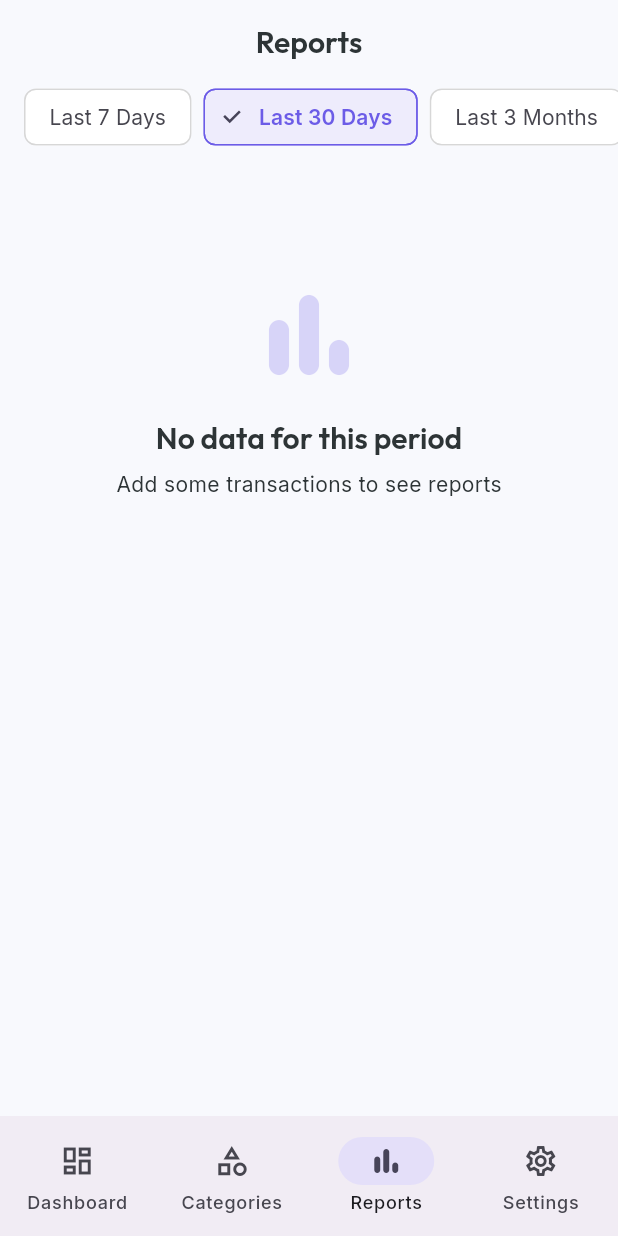
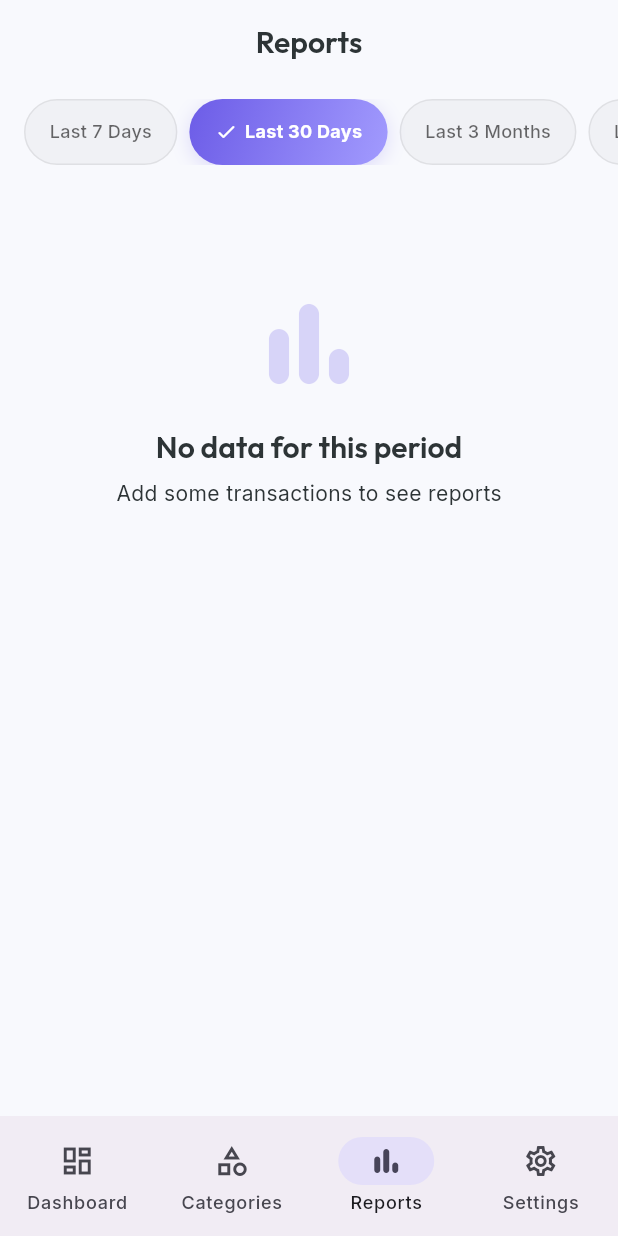
Before and after one commit to devnexorhub/se_manager, a Flutter app: the ReportsScreen screen opened by its route, on a phone screen of 412 x 824 dp. Run offline on Flutter 3.47's test engine with Material 3 defaults, Android fonts, the phone set to English and light mode, and no system bars; our stand-ins replace csv, drift, file_picker, fl_chart, flutter_riverpod, go_router and 3 more; accounts and stored records are empty; generated files the repository leaves out were written again.

Commit message:
feat: implement ReportsScreen with interactive charts and data filtering by period and category

```diff
--- a/lib/features/reports/reports_screen.dart
+++ b/lib/features/reports/reports_screen.dart
@@ -63,9 +63,9 @@ class _ReportsScreenState extends ConsumerState<ReportsScreen> {
                   data: (categories) {
                     if (categories.isEmpty) return const SizedBox.shrink();
                     return Padding(
-                      padding: const EdgeInsets.fromLTRB(16, 8, 16, 0),
+                      padding: const EdgeInsets.fromLTRB(16, 12, 16, 0),
                       child: SizedBox(
-                        height: 40,
+                        height: 42,
                         child: ListView(
                           scrollDirection: Axis.horizontal,
                           children: [
@@ -96,12 +96,14 @@ class _ReportsScreenState extends ConsumerState<ReportsScreen> {
                   error: (_, _) => const SizedBox.shrink(),
                 ),
 
+                const SizedBox(height: 10),
+
                 // ── Period Selector ──────────────────────────────
                 _PeriodSelector(
                   selected: _period,
                   onChanged: (p) => setState(() => _period = p),
                 ),
-                const SizedBox(height: 8),
+                const SizedBox(height: 4),
 
                 if (transactions.isEmpty) ...[
                   _buildEmpty(context),
@@ -181,25 +183,61 @@ class _CategoryChip extends StatelessWidget {
 
   @override
   Widget build(BuildContext context) {
+    final theme = Theme.of(context);
+    final isDark = theme.brightness == Brightness.dark;
     final c = color ?? AppColors.primary;
+
     return GestureDetector(
       onTap: onTap,
       child: AnimatedContainer(
-        duration: const Duration(milliseconds: 200),
-        padding: const EdgeInsets.symmetric(horizontal: 14, vertical: 8),
+        duration: const Duration(milliseconds: 250),
+        curve: Curves.easeOut,
+        alignment: Alignment.center,
+        padding: const EdgeInsets.symmetric(horizontal: 16),
         decoration: BoxDecoration(
-          color: selected ? c.withAlpha(30) : Colors.transparent,
-          borderRadius: BorderRadius.circular(20),
+          gradient: selected
+              ? LinearGradient(
+                  colors: [c, c.withAlpha(180)],
+                  begin: Alignment.topLeft,
+                  end: Alignment.bottomRight,
+                )
+              : null,
+          color: selected
+              ? null
+              : (isDark
+                  ? Colors.white.withAlpha(8)
+                  : Colors.black.withAlpha(8)),
+          borderRadius: BorderRadius.circular(24),
           border: Border.all(
-            color: selected ? c : Colors.grey.withAlpha(60),
+            color: selected
+                ? Colors.transparent
+                : (isDark
+                    ? Colors.white.withAlpha(25)
+                    : Colors.black.withAlpha(18)),
+            width: 1,
           ),
+          boxShadow: selected
+              ? [
+                  BoxShadow(
+                    color: c.withAlpha(60),
+                    blurRadius: 10,
+                    offset: const Offset(0, 3),
+                  ),
+                ]
+              : [],
         ),
         child: Text(
           label,
-          style: Theme.of(context).textTheme.labelMedium?.copyWith(
-                color: selected ? c : null,
-                fontWeight: selected ? FontWeight.w600 : FontWeight.w400,
-              ),
+          style: theme.textTheme.labelMedium?.copyWith(
+            color: selected
+                ? Colors.white
+                : (isDark
+                    ? Colors.white.withAlpha(180)
+                    : Colors.black.withAlpha(150)),
+            fontWeight: selected ? FontWeight.w700 : FontWeight.w500,
+            letterSpacing: 0.2,
+            height: 1.0,
+          ),
         ),
       ),
     );
@@ -240,6 +278,9 @@ class _PeriodSelector extends StatelessWidget {
 
   @override
   Widget build(BuildContext context) {
+    final theme = Theme.of(context);
+    final isDark = theme.brightness == Brightness.dark;
+
     return SizedBox(
       height: 44,
       child: ListView.separated(
@@ -250,17 +291,70 @@ class _PeriodSelector extends StatelessWidget {
         itemBuilder: (context, index) {
           final period = FilterPeriod.values[index];
           final isSelected = period == selected;
-          return ChoiceChip(
-            label: Text(period.label),
-            selected: isSelected,
-            onSelected: (_) => onChanged(period),
-            selectedColor: AppColors.primary.withAlpha(30),
-            labelStyle: TextStyle(
-              color: isSelected ? AppColors.primary : null,
-              fontWeight: isSelected ? FontWeight.w600 : FontWeight.w400,
-            ),
-            side: BorderSide(
-              color: isSelected ? AppColors.primary : Colors.grey.withAlpha(60),
+          return GestureDetector(
+            onTap: () => onChanged(period),
+            child: AnimatedContainer(
+              duration: const Duration(milliseconds: 250),
+              curve: Curves.easeOut,
+              alignment: Alignment.center,
+              padding: const EdgeInsets.symmetric(horizontal: 16),
+              decoration: BoxDecoration(
+                gradient: isSelected
+                    ? const LinearGradient(
+                        colors: [AppColors.primary, AppColors.primaryLight],
+                        begin: Alignment.topLeft,
+                        end: Alignment.bottomRight,
+                      )
+                    : null,
+                color: isSelected
+                    ? null
+                    : (isDark
+                        ? Colors.white.withAlpha(8)
+                        : Colors.black.withAlpha(8)),
+                borderRadius: BorderRadius.circular(24),
+                border: Border.all(
+                  color: isSelected
+                      ? Colors.transparent
+                      : (isDark
+                          ? Colors.white.withAlpha(25)
+                          : Colors.black.withAlpha(18)),
+                  width: 1,
+                ),
+                boxShadow: isSelected
+                    ? [
+                        BoxShadow(
+                          color: AppColors.primary.withAlpha(50),
+                          blurRadius: 10,
+                          offset: const Offset(0, 3),
+                        ),
+                      ]
+                    : [],
+              ),
+              child: Row(
+                mainAxisSize: MainAxisSize.min,
+                crossAxisAlignment: CrossAxisAlignment.center,
+                children: [
+                  if (isSelected) ...[
+                    const Icon(Icons.check_rounded,
+                        size: 15, color: Colors.white),
+                    const SizedBox(width: 5),
+                  ],
+                  Text(
+                    period.label,
+                    style: theme.textTheme.labelMedium?.copyWith(
+                      color: isSelected
+                          ? Colors.white
+                          : (isDark
+                              ? Colors.white.withAlpha(180)
+                              : Colors.black.withAlpha(150)),
+                      fontWeight:
+                          isSelected ? FontWeight.w700 : FontWeight.w500,
+                      letterSpacing: 0.2,
+                      height: 1.0,
+                    ),
+                  ),
+                ],
+              ),
             ),
           );
         },
```
